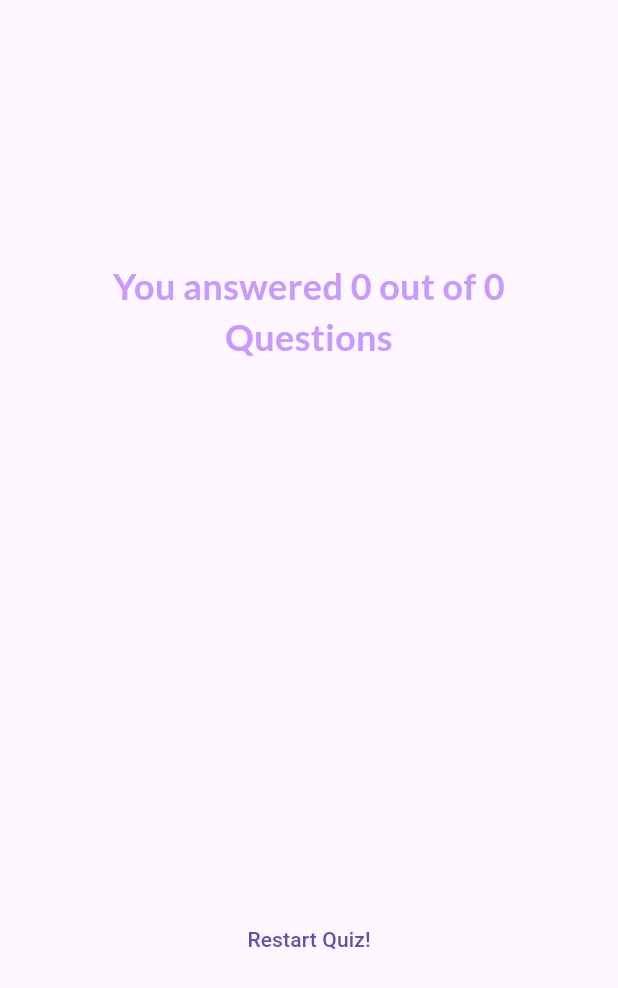
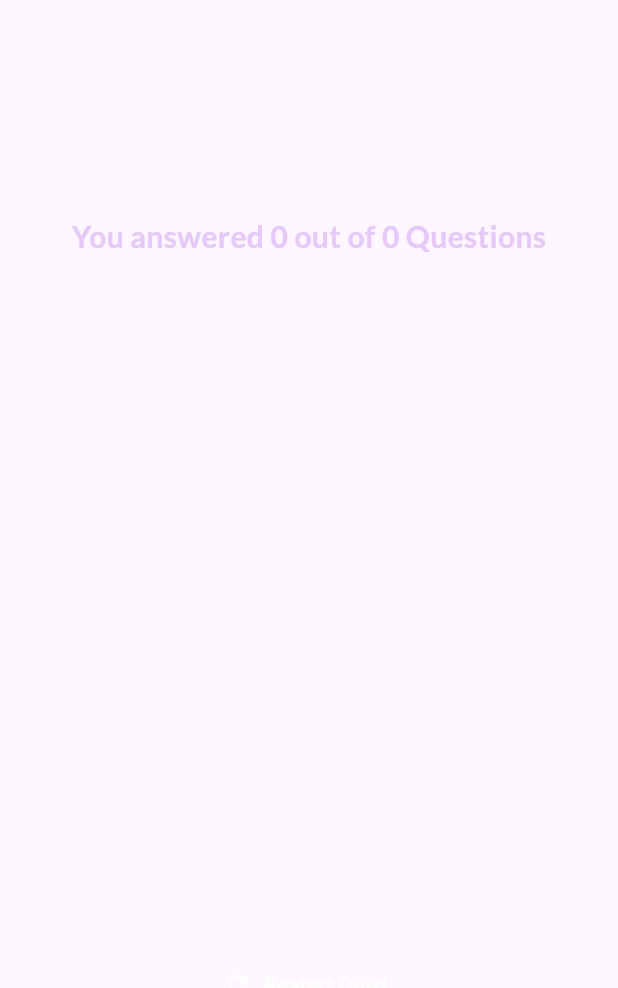
Before and after one commit to yashwanthN24/FlutterAppDevelopment, a Flutter app: the ResultScreen widget shown alone on an empty page, opened directly with empty values, on a phone screen of 412 x 824 dp. Shown: the top 988 px of the screen. Run offline on Flutter 3.47's test engine with Material 3 defaults, Android fonts, the phone set to English and light mode, and no system bars; our stand-ins replace google_fonts.

Commit message:
final quiz app

```diff
--- a/quiz_app/lib/questionsSummery/questions_summery.dart
+++ b/quiz_app/lib/questionsSummery/questions_summery.dart
@@ -1,35 +1,24 @@
 import 'package:flutter/material.dart';
+import 'package:quiz_app/questionsSummery/summery_item.dart';
 
-class QuestionsSummery extends StatelessWidget {
-  const QuestionsSummery(this.summeryData, {super.key});
 
-  final List<Map<String, Object>> summeryData;
+
+class QuestionsSummary extends StatelessWidget {
+  const QuestionsSummary(this.summaryData, {super.key});
+
+  final List<Map<String, Object>> summaryData;
 
   @override
   Widget build(BuildContext context) {
     return SizedBox(
-      height: 300,
+      height: 400,
       child: SingleChildScrollView(
         child: Column(
-          children: summeryData.map((data) {
-            return Row(
-              children: [
-                Text(((data['question_index'] as int) + 1).toString()),
-                Expanded(
-                  child: Column(
-                    children: [
-                      Text(data['question'] as String),
-                      SizedBox(height: 5),
-                      Text(data['user_answer'] as String),
-                      Text(data['correct_answer'] as String),
-                    ],
-                  ),
-                ),
-              ],
-            );
+          children: summaryData.map((data) {
+            return SummaryItem(data);
           }).toList(),
         ),
       ),
-    ); //
+    );
   }
 }
--- a/quiz_app/lib/result_screen.dart
+++ b/quiz_app/lib/result_screen.dart
@@ -2,6 +2,8 @@
 import 'package:google_fonts/google_fonts.dart';
 import 'package:quiz_app/data/questions.dart';
 import 'package:quiz_app/questionsSummery/questions_summery.dart';
+
+// import 'package:quiz_app/questionsSummery/questions_summery.dart';
 
 class ResultScreen extends StatelessWidget {
   const ResultScreen({
@@ -40,7 +42,7 @@
     return SizedBox(
       width: double.infinity,
       child: Container(
-        margin: EdgeInsets.all(20),
+        margin: EdgeInsets.all(40),
         child: Column(
           mainAxisAlignment: MainAxisAlignment.center,
           crossAxisAlignment: CrossAxisAlignment.stretch,
@@ -48,8 +50,8 @@
             Text(
               'You answered ${numberOfCorrectAnswers} out of $numberOfQuestions Questions',
               style: GoogleFonts.lato(
-                color: const Color.fromARGB(255, 201, 153, 251),
-                fontSize: 24,
+                color: const Color.fromARGB(255, 230, 200, 253),
+                fontSize: 20,
                 fontWeight: FontWeight.bold,
               ),
               // style: GoogleFonts.abel(
@@ -61,9 +63,14 @@
               textAlign: TextAlign.center,
             ),
             const SizedBox(height: 30),
-            QuestionsSummery(summery),
+            QuestionsSummary(summery),
             const SizedBox(height: 30),
-            TextButton(onPressed: onRestart, child: Text('Restart Quiz!')),
+            TextButton.icon(
+              onPressed: onRestart,
+              style: TextButton.styleFrom(foregroundColor: Colors.white),
+              icon: const Icon(Icons.refresh),
+              label: const Text('Restart Quiz!'),
+            ),
           ],
         ),
       ),
```
Also changed, not shown: quiz_app/lib/questionsSummery/question_identifier.dart (added, +35 -0 lines), quiz_app/lib/questionsSummery/summery_item.dart (added, +58 -0 lines).
